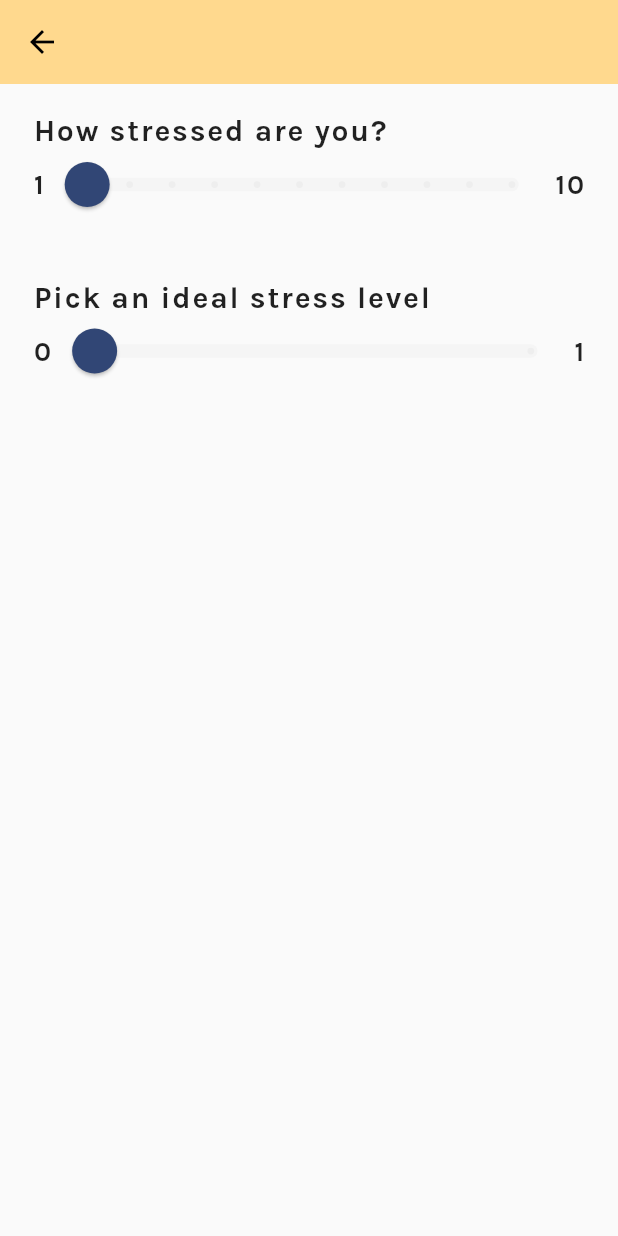
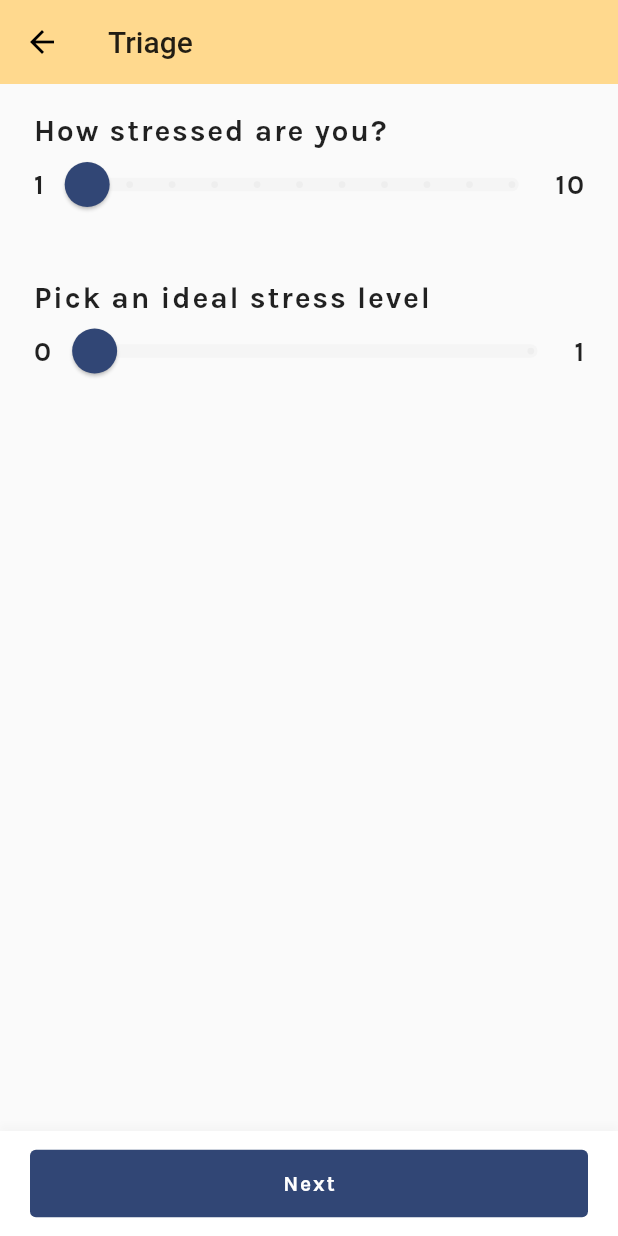
Before and after one commit to chuabingquan/helm, a Flutter app: the screen it shows after launch, after a tap on "Anxious", on a phone screen of 412 x 824 dp. Run offline on Flutter 3.47's test engine with Material 2 defaults, Android fonts, the phone set to English and light mode, and no system bars; our stand-ins replace flutter_svg, google_fonts.

Commit message:
Add ActionPanel to triage screen

```diff
--- a/lib/main.dart
+++ b/lib/main.dart
@@ -1,4 +1,5 @@
 import 'package:flutter/material.dart';
+import 'package:flutter/services.dart';
 import 'package:google_fonts/google_fonts.dart';
 
 import './constants.dart' as Constants;
@@ -6,10 +7,13 @@ import './screens/home_screen.dart';
 import './screens/triage_screen.dart';
 
 void main() {
-  runApp(MyApp());
+  WidgetsFlutterBinding.ensureInitialized();
+  SystemChrome.setSystemUIOverlayStyle(SystemUiOverlayStyle.light);
+  SystemChrome.setPreferredOrientations([DeviceOrientation.portraitUp])
+      .then((_) => runApp(App()));
 }
 
-class MyApp extends StatelessWidget {
+class App extends StatelessWidget {
   @override
   Widget build(BuildContext context) {
     return MaterialApp(
--- a/lib/screens/triage_screen.dart
+++ b/lib/screens/triage_screen.dart
@@ -1,6 +1,7 @@
 import 'package:flutter/material.dart';
 
 import '../widgets/knob_slider.dart';
+import '../widgets/action_panel.dart';
 
 class TriageScreen extends StatefulWidget {
   static const routeName = '/triage';
@@ -56,8 +57,12 @@ class _TriageScreenState extends State<TriageScreen> {
           icon: Icon(Icons.arrow_back),
           onPressed: () => Navigator.of(context).pop(),
         ),
+        centerTitle: false,
+        title: Text('Triage'),
       ),
-      body: Container(
+      body: Stack(
+        children: <Widget>[
+          Container(
             width: double.infinity,
             padding: const EdgeInsets.symmetric(
               vertical: 20.0,
@@ -123,6 +128,15 @@ class _TriageScreenState extends State<TriageScreen> {
               ],
             ),
           ),
+          Align(
+            alignment: Alignment.bottomCenter,
+            child: ActionPanel(
+              title: 'Next',
+              onPressed: () {},
+            ),
+          ),
+        ],
+      ),
     );
   }
 }
--- /dev/null
+++ b/lib/widgets/action_panel.dart
@@ -0,0 +1,52 @@
+import 'package:flutter/material.dart';
+
+class ActionPanel extends StatelessWidget {
+  final String title;
+  final Function onPressed;
+
+  ActionPanel({
+    @required this.title,
+    @required this.onPressed,
+  });
+
+  @override
+  Widget build(BuildContext context) {
+    final theme = Theme.of(context);
+
+    return Container(
+      padding: const EdgeInsets.symmetric(
+        vertical: 11.0,
+        horizontal: 20.0,
+      ),
+      decoration: BoxDecoration(
+        color: Colors.white,
+        boxShadow: <BoxShadow>[
+          BoxShadow(
+            blurRadius: 3.0,
+            offset: Offset(0.0, -4.0),
+            color: Colors.grey.shade100,
+          ),
+        ],
+      ),
+      width: double.infinity,
+      child: ButtonTheme(
+        height: 45,
+        child: FlatButton(
+          onPressed: onPressed,
+          shape: RoundedRectangleBorder(
+            borderRadius: BorderRadius.circular(4.0),
+          ),
+          color: theme.accentColor,
+          textColor: Colors.white,
+          child: Text(
+            title,
+            style: const TextStyle(
+              fontWeight: FontWeight.bold,
+              letterSpacing: 1.2,
+            ),
+          ),
+        ),
+      ),
+    );
+  }
+}
--- a/lib/widgets/knob_slider.dart
+++ b/lib/widgets/knob_slider.dart
@@ -65,7 +65,7 @@ class _KnobSliderState extends State<KnobSlider> {
               max: widget.max.toDouble(),
               value: _sliderValue,
               divisions: widget.max,
-              label: _sliderValue.ceil().toString(),
+              label: _sliderValue.floor().toString(),
               onChanged: (value) {
                 if (widget.onChanged(value.toInt())) {
                   setState(() {
```
Lines whose indentation alone changed are shown as unchanged.
